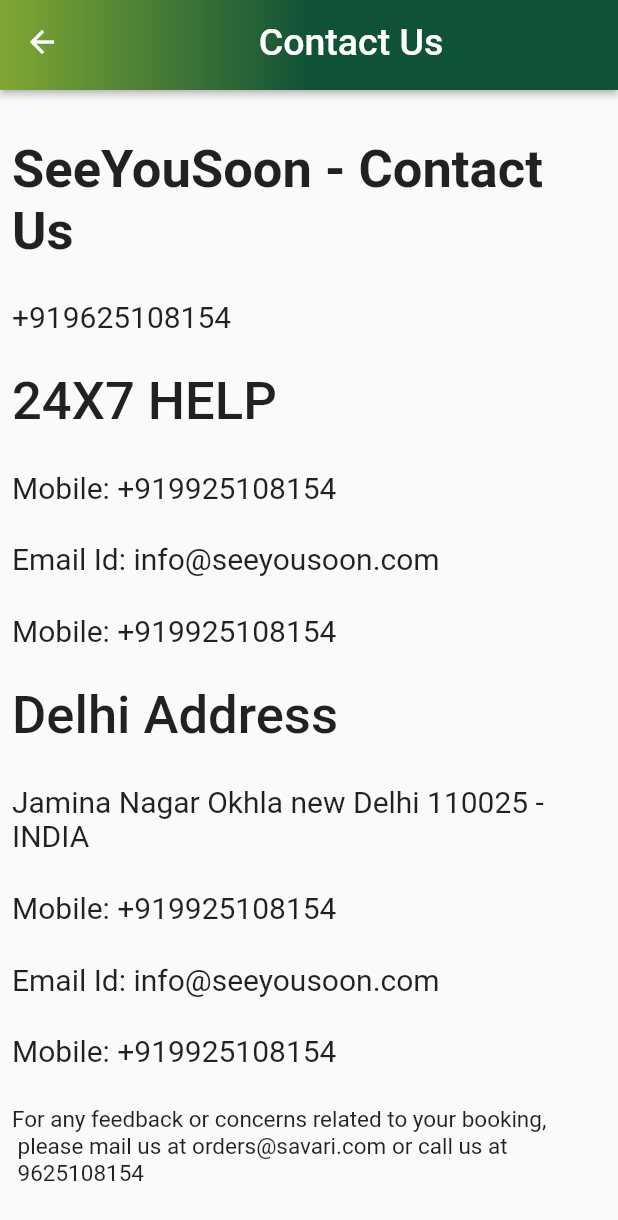
After one commit to ashar-alam/car_rental, a Flutter app: the MyContactus screen opened directly, on a phone screen of 412 x 824 dp. The commit adds this screen. Shown: the top 1220 px of the screen. Run offline on Flutter 3.47's test engine with Material 2 defaults, Android fonts, the phone set to English and light mode, and no system bars; our stand-ins replace google_fonts; Roboto replaces fonts that are missing (Ubuntu); statements that could not run were skipped.

Commit message:
Contactus and about us screen

```diff
--- /dev/null
+++ b/lib/screens/drawer/contact_us.dart
@@ -0,0 +1,83 @@
+import 'package:car_rental/Utils/string_manager.dart';
+import 'package:car_rental/widgets/appbar_view.dart';
+import 'package:flutter/material.dart';
+
+class MyContactus extends StatelessWidget {
+  const MyContactus({Key? key}) : super(key: key);
+
+  @override
+  Widget build(BuildContext context) {
+    return Scaffold(
+      appBar: AppBarView().appBar(
+        context,
+        title: StringManager.contactUs,
+      ),
+      body: Padding(
+        padding: const EdgeInsets.all(8.0),
+        child: Column(
+          mainAxisAlignment: MainAxisAlignment.spaceEvenly,
+          crossAxisAlignment: CrossAxisAlignment.start,
+          children: const [
+            Text(
+              StringManager.seeYouSoonContactus,
+              style: TextStyle(
+                fontSize: 35,
+                fontWeight: FontWeight.bold,
+              ),
+            ),
+            Text(
+              "+919625108154",
+              style: TextStyle(fontSize: 20),
+            ),
+            Text(
+              StringManager.help,
+              style: TextStyle(
+                fontSize: 35,
+                fontWeight: FontWeight.w500,
+              ),
+            ),
+            Text(
+              StringManager.mobileNo,
+              style: TextStyle(fontSize: 20),
+            ),
+            Text(
+              StringManager.emailId,
+              style: TextStyle(fontSize: 20),
+            ),
+            Text(
+              StringManager.mobileNo,
+              style: TextStyle(fontSize: 20),
+            ),
+            Text(
+              StringManager.delhiAddress,
+              style: TextStyle(
+                fontSize: 35,
+                fontWeight: FontWeight.w500,
+              ),
+            ),
+            Text(
+              StringManager.address,
+              style: TextStyle(fontSize: 20),
+            ),
+            Text(
+              StringManager.mobileNo,
+              style: TextStyle(fontSize: 20),
+            ),
+            Text(
+              StringManager.emailId,
+              style: TextStyle(fontSize: 20),
+            ),
+            Text(
+              StringManager.mobileNo,
+              style: TextStyle(fontSize: 20),
+            ),
+            Text(
+              "For any feedback or concerns related to your booking,\n please mail us at orders@savari.com or call us at\n 9625108154",
+              style: TextStyle(fontSize: 15),
+            ),
+          ],
+        ),
+      ),
+    );
+  }
+}
--- a/lib/utils/string_manager.dart
+++ b/lib/utils/string_manager.dart
@@ -113,4 +113,12 @@ class StringManager {
 
   //RefundPolicy
   static const String refundPolicy = 'REFUND POLICY';
+
+  //ContactUs
+  static const String seeYouSoonContactus = 'SeeYouSoon - Contact Us';
+  static const String help = '24X7 HELP';
+  static const String mobileNo = 'Mobile: +919925108154';
+  static const String emailId = 'Email Id: info@seeyousoon.com';
+  static const String delhiAddress = 'Delhi Address';
+  static const String address = 'Jamina Nagar Okhla new Delhi 110025 - INDIA';
 }
```
Also changed, not shown: lib/screens/authentication/outside_login.dart (added, +187 -0 lines), lib/screens/bottomscreens/dashboard.dart (+6 -3 lines), lib/screens/drawer/about_us.dart (added, +47 -0 lines).
